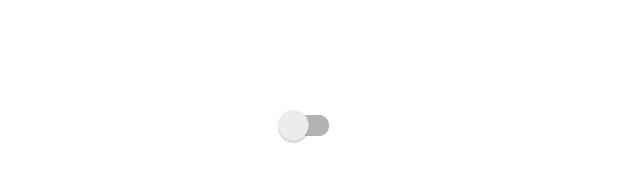
After one commit to lindmlynch/festi-friend, an Android app: the layout togglebutton_layout.xml on its own in the app's theme, with its tools: preview values and no code run, on a phone screen of 412 x 824 dp. The commit adds this screen. Shown: the part 493-675 px from the top of the screen. Run offline under Robolectric (Android 15) with nearby library versions, the phone set to English and light mode, and no system bars.

Commit message:
Toggle favourite performances feature added

```diff
--- /dev/null
+++ b/app/src/main/res/layout/togglebutton_layout.xml
@@ -0,0 +1,14 @@
+<?xml version="1.0" encoding="utf-8"?>
+<RelativeLayout
+    xmlns:android="http://schemas.android.com/apk/res/android"
+    android:layout_width="fill_parent"
+    android:layout_height="match_parent"
+    android:orientation="horizontal" >
+    <androidx.appcompat.widget.SwitchCompat
+        android:id="@+id/toggleButton"
+        android:layout_width="wrap_content"
+        android:layout_height="wrap_content"
+        android:theme="@style/toggleStyle"
+        android:layout_centerHorizontal="true"
+        android:layout_centerVertical="true" />
+</RelativeLayout>
```
Also changed, not shown: app/src/main/java/ie/wit/festifriend/ui/schedule/ScheduleFragment.kt (+56 -5 lines), app/src/main/java/ie/wit/festifriend/ui/schedule/ScheduleViewModel.kt (+30 -2 lines), app/src/main/res/menu/menu_schedule.xml (added, +15 -0 lines).
